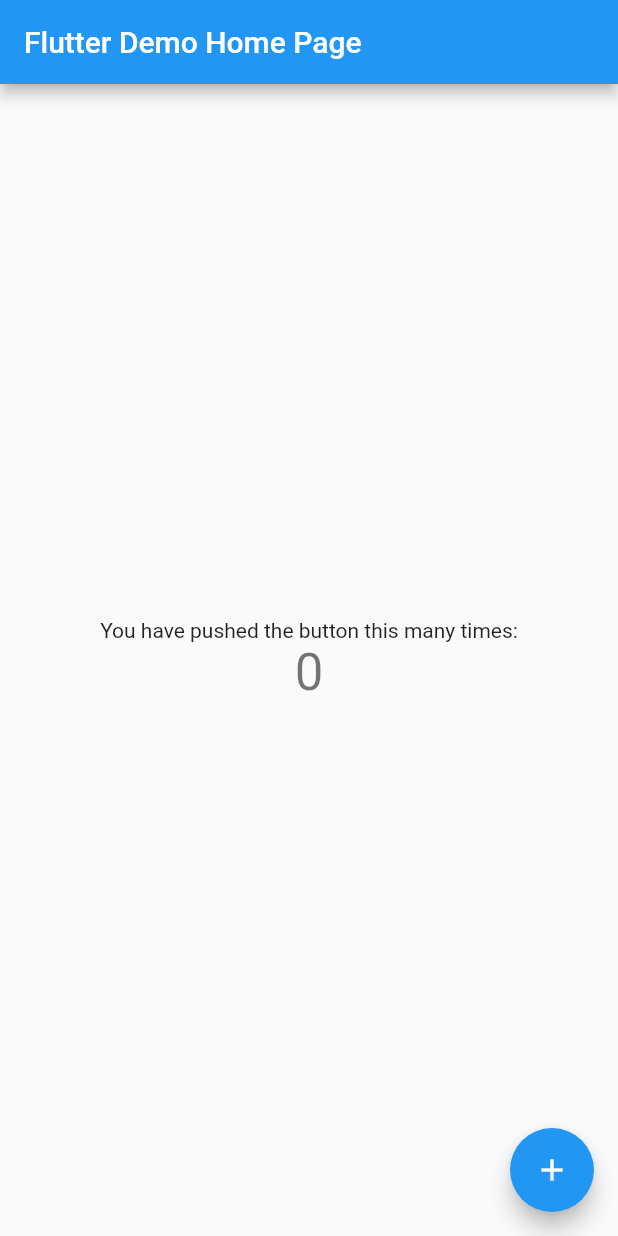
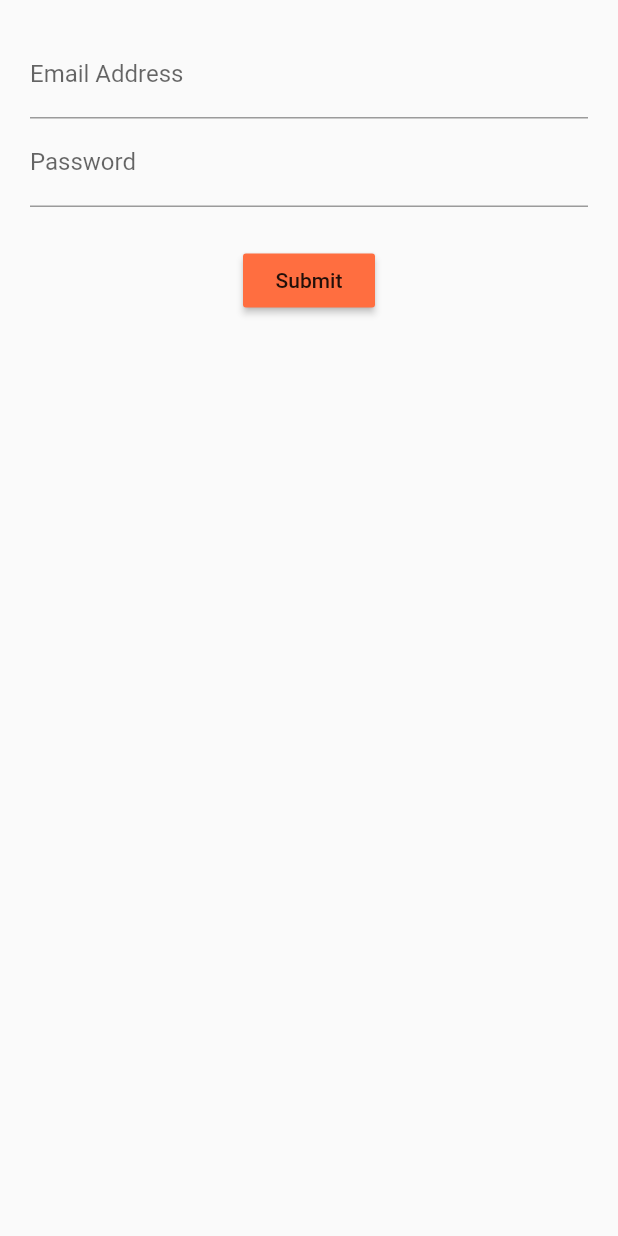
Before and after one commit to MasonEllwood/project_2, a Flutter app: the screen it shows after launch, on a phone screen of 412 x 824 dp. Run offline on Flutter 3.47's test engine with Material 2 defaults, Android fonts, the phone set to English and light mode, and no system bars.

Commit message:
validator added to login fields

```diff
--- a/lib/main.dart
+++ b/lib/main.dart
@@ -1,117 +1,6 @@
 import 'package:flutter/material.dart';
+import 'package:project_2/src/app.dart';
 
 void main() {
-  runApp(MyApp());
+  runApp(App());
 }
-
-class MyApp extends StatelessWidget {
-  // This widget is the root of your application.
-  @override
-  Widget build(BuildContext context) {
-    return MaterialApp(
-      title: 'Flutter Demo',
-      theme: ThemeData(
-        // This is the theme of your application.
-        //
-        // Try running your application with "flutter run". You'll see the
-        // application has a blue toolbar. Then, without quitting the app, try
-        // changing the primarySwatch below to Colors.green and then invoke
-        // "hot reload" (press "r" in the console where you ran "flutter run",
-        // or simply save your changes to "hot reload" in a Flutter IDE).
-        // Notice that the counter didn't reset back to zero; the application
-        // is not restarted.
-        primarySwatch: Colors.blue,
-        // This makes the visual density adapt to the platform that you run
-        // the app on. For desktop platforms, the controls will be smaller and
-        // closer together (more dense) than on mobile platforms.
-        visualDensity: VisualDensity.adaptivePlatformDensity,
-      ),
-      home: MyHomePage(title: 'Flutter Demo Home Page'),
-    );
-  }
-}
-
-class MyHomePage extends StatefulWidget {
-  MyHomePage({Key key, this.title}) : super(key: key);
-
-  // This widget is the home page of your application. It is stateful, meaning
-  // that it has a State object (defined below) that contains fields that affect
-  // how it looks.
-
-  // This class is the configuration for the state. It holds the values (in this
-  // case the title) provided by the parent (in this case the App widget) and
-  // used by the build method of the State. Fields in a Widget subclass are
-  // always marked "final".
-
-  final String title;
-
-  @override
-  _MyHomePageState createState() => _MyHomePageState();
-}
-
-class _MyHomePageState extends State<MyHomePage> {
-  int _counter = 0;
-
-  void _incrementCounter() {
-    setState(() {
-      // This call to setState tells the Flutter framework that something has
-      // changed in this State, which causes it to rerun the build method below
-      // so that the display can reflect the updated values. If we changed
-      // _counter without calling setState(), then the build method would not be
-      // called again, and so nothing would appear to happen.
-      _counter++;
-    });
-  }
-
-  @override
-  Widget build(BuildContext context) {
-    // This method is rerun every time setState is called, for instance as done
-    // by the _incrementCounter method above.
-    //
-    // The Flutter framework has been optimized to make rerunning build methods
-    // fast, so that you can just rebuild anything that needs updating rather
-    // than having to individually change instances of widgets.
-    return Scaffold(
-      appBar: AppBar(
-        // Here we take the value from the MyHomePage object that was created by
-        // the App.build method, and use it to set our appbar title.
-        title: Text(widget.title),
-      ),
-      body: Center(
-        // Center is a layout widget. It takes a single child and positions it
-        // in the middle of the parent.
-        child: Column(
-          // Column is also a layout widget. It takes a list of children and
-          // arranges them vertically. By default, it sizes itself to fit its
-          // children horizontally, and tries to be as tall as its parent.
-          //
-          // Invoke "debug painting" (press "p" in the console, choose the
-          // "Toggle Debug Paint" action from the Flutter Inspector in Android
-          // Studio, or the "Toggle Debug Paint" command in Visual Studio Code)
-          // to see the wireframe for each widget.
-          //
-          // Column has various properties to control how it sizes itself and
-          // how it positions its children. Here we use mainAxisAlignment to
-          // center the children vertically; the main axis here is the vertical
-          // axis because Columns are vertical (the cross axis would be
-          // horizontal).
-          mainAxisAlignment: MainAxisAlignment.center,
-          children: <Widget>[
-            Text(
-              'You have pushed the button this many times:',
-            ),
-            Text(
-              '$_counter',
-              style: Theme.of(context).textTheme.headline4,
-            ),
-          ],
-        ),
-      ),
-      floatingActionButton: FloatingActionButton(
-        onPressed: _incrementCounter,
-        tooltip: 'Increment',
-        child: Icon(Icons.add),
-      ), // This trailing comma makes auto-formatting nicer for build methods.
-    );
-  }
-}
--- /dev/null
+++ b/lib/src/app.dart
@@ -0,0 +1,14 @@
+import 'package:flutter/material.dart';
+import 'package:project_2/src/screens/login_screen.dart';
+
+class App extends StatelessWidget {
+  @override
+  Widget build(BuildContext context) {
+    return MaterialApp(
+      title: 'Log Me In!',
+      home: Scaffold(
+        body: LoginScreen(),
+      ),
+    );
+  }
+}
--- /dev/null
+++ b/lib/src/screens/login_screen.dart
@@ -0,0 +1,72 @@
+import 'package:flutter/material.dart';
+
+class LoginScreen extends StatefulWidget {
+  @override
+  _LoginScreenState createState() => _LoginScreenState();
+}
+
+class _LoginScreenState extends State<LoginScreen> {
+  final formKey = GlobalKey<FormState>();
+
+  @override
+  Widget build(BuildContext context) {
+    return Container(
+      margin: EdgeInsets.all(20.0),
+      child: Form(
+        key: formKey,
+        child: Column(
+          children: <Widget>[
+            emailField(),
+            passwordField(),
+            Container(margin: EdgeInsets.only(top: 25.0)),
+            submitButton(),
+          ],
+        ),
+      ),
+    );
+  }
+
+  Widget emailField() {
+    return TextFormField(
+      keyboardType: TextInputType.emailAddress,
+      decoration: InputDecoration(
+        labelText: 'Email Address',
+        hintText: 'test@email.com'
+      ),
+      validator:(String value) {
+        if (!value.contains('@')) {
+          return 'Please enter a valid email';
+        }
+
+        return null;
+      },
+    );
+  }
+
+  Widget passwordField() {
+    return TextFormField(
+      obscureText: false,
+      decoration: InputDecoration(
+        labelText: 'Password',
+        hintText: 'Password'
+      ),
+      validator: (String value) {
+        if (value.length < 4) {
+          return 'make password longer';
+        }
+
+        return null;
+      },
+    );
+  }
+
+  Widget submitButton() {
+    return RaisedButton(
+      color: Colors.deepOrangeAccent,
+      onPressed: () {
+        print(formKey.currentState.validate());
+      },
+      child: Text('Submit'),
+    );
+  }
+}
```
